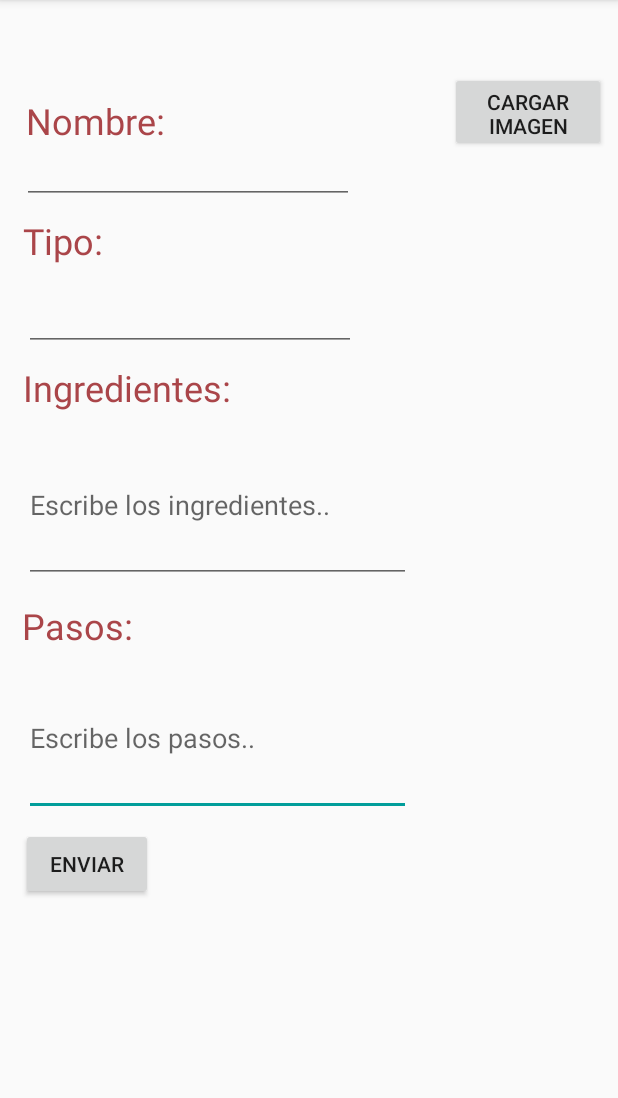
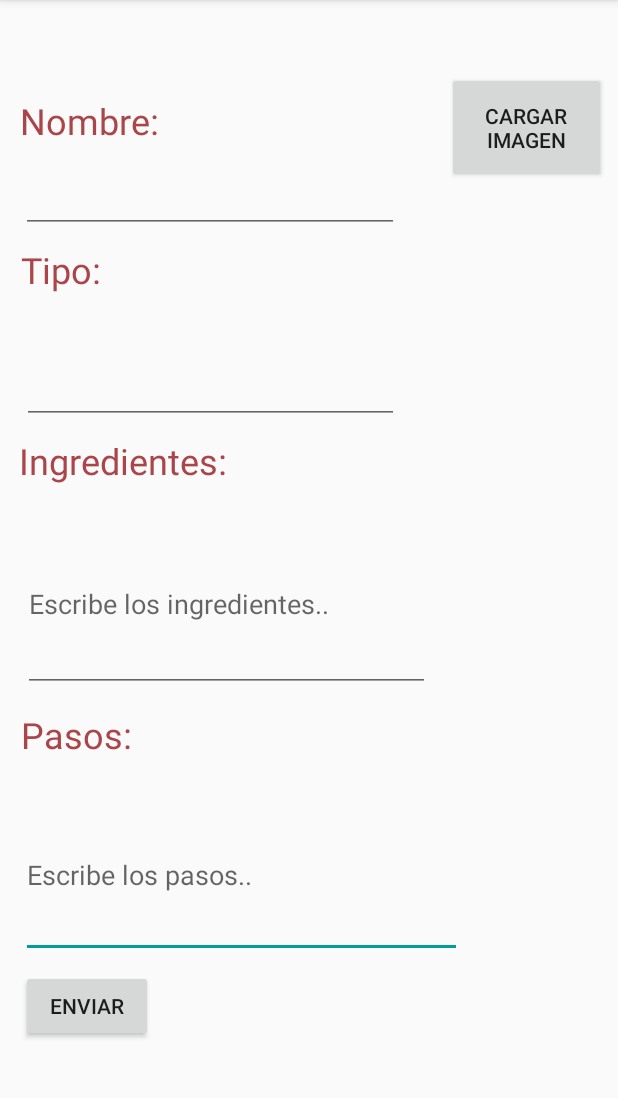
Before and after one commit to naty-rodrig99/AppRecetas, an Android app: the AddRecipeActivity screen opened directly, with no data from a screen before it, on a phone screen of 412 x 824 dp, the part 84-1182 px from its top. Run offline under Robolectric (Android 15) with nearby library versions, the phone set to English and light mode, and no system bars; libraries missing offline, so code that uses them is left out: com.amazonaws, com.amazonaws.auth, com.amazonaws.regions, com.amazonaws.services, pub.devrel.easypermissions.

Commit message:
Arreglos en Agregar receta

```diff
--- a/app/src/main/res/layout/activity_addrecipe.xml
+++ b/app/src/main/res/layout/activity_addrecipe.xml
@@ -7,8 +7,8 @@
 
     <TextView
         android:id="@+id/textView"
-        android:layout_width="100dp"
-        android:layout_height="28dp"
+        android:layout_width="175dp"
+        android:layout_height="38dp"
         android:layout_marginStart="8dp"
         android:layout_marginTop="64dp"
         android:layout_marginEnd="8dp"
@@ -22,8 +22,8 @@
 
     <EditText
         android:id="@+id/text_pasos"
-        android:layout_width="258dp"
-        android:layout_height="103dp"
+        android:layout_width="294dp"
+        android:layout_height="110dp"
         android:layout_marginStart="8dp"
         android:layout_marginTop="12dp"
         android:layout_marginEnd="8dp"
@@ -39,8 +39,8 @@
 
     <EditText
         android:id="@+id/text_ing"
-        android:layout_width="258dp"
-        android:layout_height="103dp"
+        android:layout_width="271dp"
+        android:layout_height="117dp"
         android:layout_marginStart="8dp"
         android:layout_marginTop="8dp"
         android:layout_marginEnd="8dp"
@@ -53,8 +53,8 @@
 
     <TextView
         android:id="@+id/textView4"
-        android:layout_width="78dp"
-        android:layout_height="28dp"
+        android:layout_width="115dp"
+        android:layout_height="43dp"
         android:layout_marginStart="8dp"
         android:layout_marginTop="12dp"
         android:layout_marginEnd="8dp"
@@ -68,8 +68,8 @@
 
     <EditText
         android:id="@+id/txt_type"
-        android:layout_width="221dp"
-        android:layout_height="44dp"
+        android:layout_width="251dp"
+        android:layout_height="56dp"
         android:layout_marginStart="8dp"
         android:layout_marginTop="8dp"
         android:layout_marginEnd="8dp"
@@ -85,8 +85,8 @@
 
     <EditText
         android:id="@+id/txt_name"
-        android:layout_width="221dp"
-        android:layout_height="44dp"
+        android:layout_width="252dp"
+        android:layout_height="53dp"
         android:layout_marginStart="8dp"
         android:layout_marginEnd="8dp"
         android:contentDescription="Nombre"
@@ -101,8 +101,8 @@
 
     <TextView
         android:id="@+id/textView3"
-        android:layout_width="104dp"
-        android:layout_height="38dp"
+        android:layout_width="150dp"
+        android:layout_height="55dp"
         android:layout_marginStart="8dp"
         android:layout_marginTop="8dp"
         android:layout_marginEnd="8dp"
@@ -116,8 +116,8 @@
 
     <TextView
         android:id="@+id/textView5"
-        android:layout_width="153dp"
-        android:layout_height="35dp"
+        android:layout_width="238dp"
+        android:layout_height="45dp"
         android:layout_marginStart="8dp"
         android:layout_marginTop="8dp"
         android:layout_marginEnd="8dp"
@@ -131,8 +131,8 @@
 
     <Button
         android:id="@+id/button"
-        android:layout_width="104dp"
-        android:layout_height="53dp"
+        android:layout_width="106dp"
+        android:layout_height="74dp"
         android:layout_marginStart="8dp"
         android:layout_marginTop="48dp"
         android:layout_marginEnd="8dp"
```
